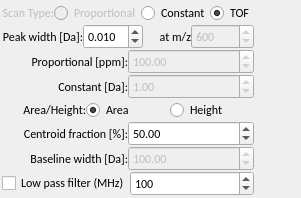
This is src/libs/adwidgets/centroidform.ui in qtplatz/qtplatz as Qt 5 draws it before an edit. The edited form follows.
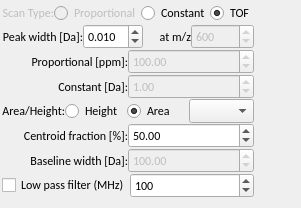
This is the edited form.

Diff of the .ui file:
```diff
--- a/src/libs/adwidgets/centroidform.ui
+++ b/src/libs/adwidgets/centroidform.ui
@@ -7,7 +7,7 @@
     <x>0</x>
     <y>0</y>
     <width>301</width>
-    <height>195</height>
+    <height>208</height>
    </rect>
   </property>
   <property name="sizePolicy">
@@ -279,24 +279,6 @@
          </property>
         </widget>
        </item>
-       <item>
-        <widget class="QRadioButton" name="radioButton_area">
-         <property name="font">
-          <font>
-           <family>Calibri</family>
-          </font>
-         </property>
-         <property name="text">
-          <string>Area</string>
-         </property>
-         <property name="checked">
-          <bool>true</bool>
-         </property>
-         <attribute name="buttonGroup">
-          <string notr="true">buttonGroup_2</string>
-         </attribute>
-        </widget>
-       </item>
        <item>
         <widget class="QRadioButton" name="radioButton_height">
          <property name="font">
@@ -312,6 +294,27 @@
          </attribute>
         </widget>
        </item>
+       <item>
+        <widget class="QRadioButton" name="radioButton_area">
+         <property name="font">
+          <font>
+           <family>Calibri</family>
+          </font>
+         </property>
+         <property name="text">
+          <string>Area</string>
+         </property>
+         <property name="checked">
+          <bool>true</bool>
+         </property>
+         <attribute name="buttonGroup">
+          <string notr="true">buttonGroup_2</string>
+         </attribute>
+        </widget>
+       </item>
+       <item>
+        <widget class="QComboBox" name="comboBox"/>
+       </item>
       </layout>
      </item>
      <item>
```
